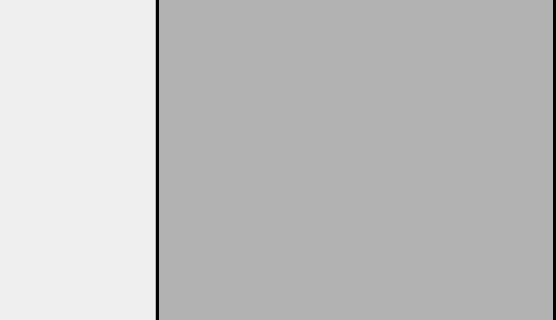
akifs52/QrBarcodeReader, file mainwindow.ui: the form before one commit; both pictures show x 244 to 800 and y 137 to 457 of the 800 by 600 pixel window.
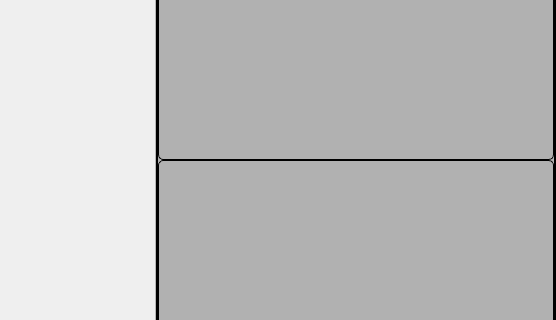
The form after the commit.

```diff
--- a/mainwindow.ui
+++ b/mainwindow.ui
@@ -124,7 +124,7 @@
          <property name="frameShadow">
           <enum>QFrame::Shadow::Raised</enum>
          </property>
-         <layout class="QHBoxLayout" name="horizontalLayout_4">
+         <layout class="QVBoxLayout" name="verticalLayout_2">
           <property name="spacing">
            <number>0</number>
           </property>
@@ -147,6 +147,13 @@
             </property>
            </widget>
           </item>
+          <item>
+           <widget class="QTextEdit" name="ProductNameTextEdit">
+            <property name="readOnly">
+             <bool>true</bool>
+            </property>
+           </widget>
+          </item>
          </layout>
         </widget>
        </item>
```
